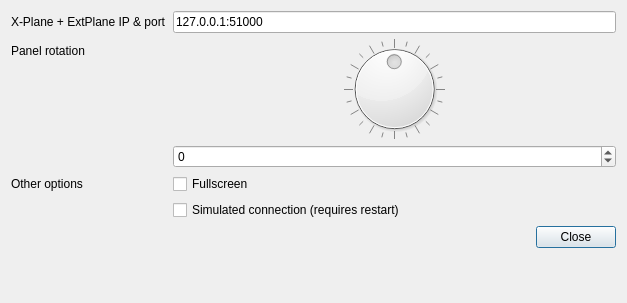
This is dialogs/settingsdialog.ui in vranki/ExtPlane-Panel as Qt 5 draws it before an edit. The edited form follows.
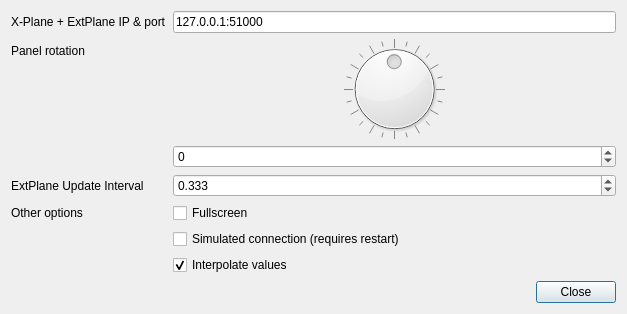
This is the edited form.

Commit message: Support for setting update interval. Some instrument tuning.

```diff
--- a/dialogs/settingsdialog.ui
+++ b/dialogs/settingsdialog.ui
@@ -76,28 +76,28 @@
      </property>
     </widget>
    </item>
-   <item row="4" column="1">
+   <item row="5" column="1">
     <widget class="QCheckBox" name="fullscreenCheckbox">
      <property name="text">
       <string>Fullscreen</string>
      </property>
     </widget>
    </item>
-   <item row="5" column="1">
+   <item row="6" column="1">
     <widget class="QCheckBox" name="simulateCheckbox">
      <property name="text">
       <string>Simulated connection (requires restart)</string>
      </property>
     </widget>
    </item>
-   <item row="4" column="0">
+   <item row="5" column="0">
     <widget class="QLabel" name="label">
      <property name="text">
       <string>Other options</string>
      </property>
     </widget>
    </item>
-   <item row="6" column="1">
+   <item row="8" column="1">
     <widget class="QDialogButtonBox" name="buttonBox">
      <property name="orientation">
       <enum>Qt::Horizontal</enum>
@@ -107,6 +107,42 @@
      </property>
     </widget>
    </item>
+   <item row="4" column="0">
+    <widget class="QLabel" name="label_4">
+     <property name="text">
+      <string>ExtPlane Update Interval</string>
+     </property>
+    </widget>
+   </item>
+   <item row="4" column="1">
+    <widget class="QDoubleSpinBox" name="updateIntervalSpinBox">
+     <property name="decimals">
+      <number>3</number>
+     </property>
+     <property name="minimum">
+      <double>0.001000000000000</double>
+     </property>
+     <property name="maximum">
+      <double>10.000000000000000</double>
+     </property>
+     <property name="singleStep">
+      <double>0.010000000000000</double>
+     </property>
+     <property name="value">
+      <double>0.333000000000000</double>
+     </property>
+    </widget>
+   </item>
+   <item row="7" column="1">
+    <widget class="QCheckBox" name="interpolateCheckbox">
+     <property name="text">
+      <string>Interpolate values</string>
+     </property>
+     <property name="checked">
+      <bool>true</bool>
+     </property>
+    </widget>
+   </item>
   </layout>
  </widget>
  <resources/>
```
The commit also changes 11 other files.
